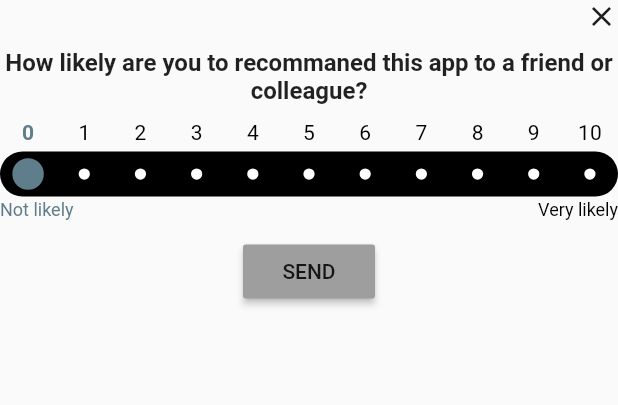
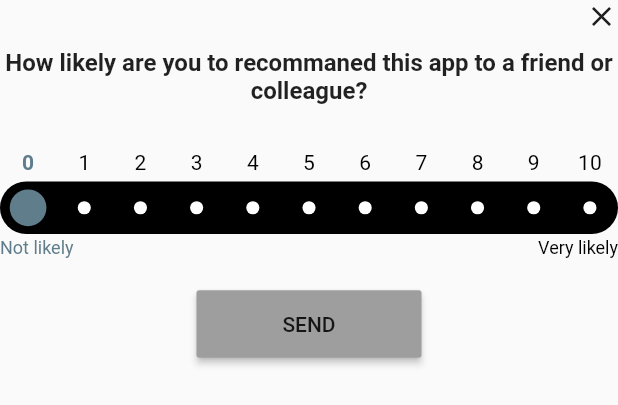
Before and after one commit to Applitom/flutter_net_promoter_score, a Flutter app: the NpsSelectScoreWidget widget shown alone on an empty page, opened directly with empty values, on a phone screen of 412 x 824 dp. Shown: the top 405 px of the screen. Run offline on Flutter 3.47's test engine with Material 2 defaults, Android fonts, the phone set to English and light mode, and no system bars; statements that could not run were skipped.

Commit message:
score widget UI tweaks

```diff
--- a/lib/widgets/nps_select_score_widget.dart
+++ b/lib/widgets/nps_select_score_widget.dart
@@ -92,7 +92,7 @@ class NpsSelectScoreWidgetState extends State<NpsSelectScoreWidget> {
           textAlign: TextAlign.center,
         ),
         SizedBox(
-          height: 10,
+          height: 30,
         ),
         Row(
           children: _numbers(),
@@ -103,6 +103,7 @@ class NpsSelectScoreWidgetState extends State<NpsSelectScoreWidget> {
         ScoreSlider(
           maxScore: 10,
           minScore: 0,
+          height: 35,
           score: _currentScore,
           onScorChanged: (int newScore) {
             setState(() => _currentScore = newScore);
@@ -147,7 +148,7 @@ class NpsSelectScoreWidgetState extends State<NpsSelectScoreWidget> {
           ],
         ),
         SizedBox(
-          height: 10,
+          height: 20,
         ),
         MaterialButton(
           onPressed: () {
@@ -157,7 +158,12 @@ class NpsSelectScoreWidgetState extends State<NpsSelectScoreWidget> {
           },
           child: Text(this.widget.texts.submitButtonText),
           color: Colors.grey,
-        )
+          minWidth: 150,
+          height: 45,
+        ),
+        SizedBox(
+          height: 10,
+        ),
       ],
     );
   }
```
